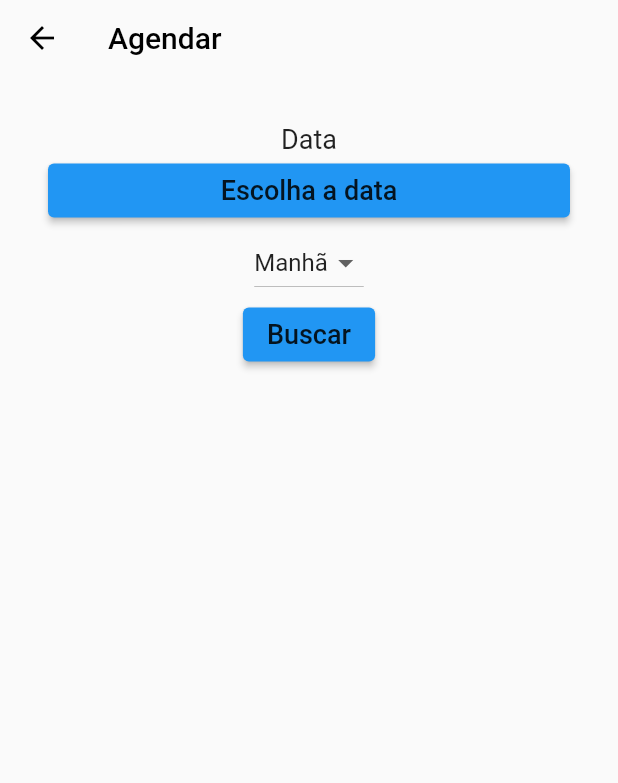
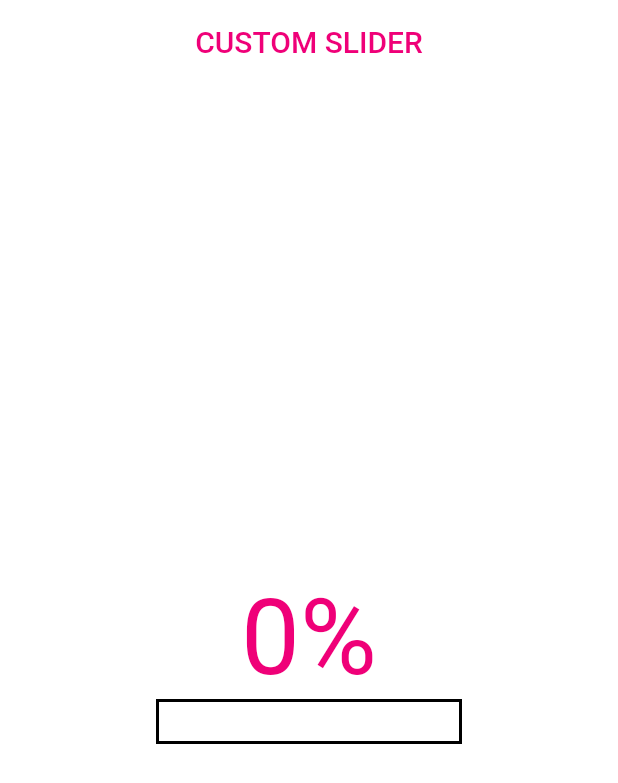
Before and after one commit to jmbessa/INF1300-Flutter, a Flutter app: the SearchScreen screen opened by its route, after a tap on "Buscar", on a phone screen of 412 x 824 dp. Shown: the top 783 px of the screen. Run offline on Flutter 3.47's test engine with Material 2 defaults, Android fonts, the phone set to English and light mode, and no system bars; Roboto replaces fonts that are missing (Helvetica).

Commit message:
SideMenu generico implementado, assim como gestureDetector para abri-lo

```diff
--- /dev/null
+++ b/services_app/lib/profileScreen.dart
@@ -0,0 +1,99 @@
+import 'package:flutter/material.dart';
+import 'themes.dart';
+import 'widgets/sideMenu.dart';
+
+class ProfileScreen extends StatefulWidget {
+  ProfileScreen({Key? key}) : super(key: key);
+  @override
+  _ProfileScreenState createState() => _ProfileScreenState();
+}
+
+class _ProfileScreenState extends State<ProfileScreen> {
+  GlobalKey<ScaffoldState> _scaffoldKey = GlobalKey<ScaffoldState>();
+  Color positiveColor = new Color(0xFFEF0078);
+  Color negativeColor = new Color(0xFFFFFFFF);
+  double percentage = 0;
+
+  double initial = 0;
+
+  @override
+  Widget build(BuildContext context) {
+    return Scaffold(
+        key: _scaffoldKey,
+        endDrawer: SideMenu(),
+        backgroundColor: Colors.white,
+        appBar: AppBar(
+          backgroundColor: Colors.white,
+          elevation: 0,
+          centerTitle: true,
+          title: Text(
+            'CUSTOM SLIDER',
+            style: TextStyle(color: positiveColor),
+          ),
+        ),
+        body: Center(
+            child: Column(
+          mainAxisAlignment: MainAxisAlignment.center,
+          children: <Widget>[
+            new Text(
+              percentage.round().toString() + '%',
+              textAlign: TextAlign.center,
+              style: TextStyle(
+                fontSize: 70,
+                color: positiveColor,
+              ),
+            ),
+            GestureDetector(
+              onPanStart: (DragStartDetails details) {
+                initial = details.globalPosition.dx;
+              },
+              onPanUpdate: (DragUpdateDetails details) {
+                double distance = details.globalPosition.dx - initial;
+                if (distance > -20) _scaffoldKey.currentState?.openEndDrawer();
+                double percentageAddition = distance / 200;
+                setState(() {
+                  percentage = (percentage + percentageAddition).clamp(0, 100);
+                });
+              },
+              onPanEnd: (DragEndDetails details) {
+                initial = 0;
+              },
+              child: CustomSlider(
+                percentage: this.percentage,
+                positiveColor: positiveColor,
+                negativeColor: negativeColor,
+              ),
+            ),
+          ],
+        )));
+  }
+}
+
+class CustomSlider extends StatelessWidget {
+  double totalWidth = 200;
+  double? percentage;
+  Color? positiveColor;
+  Color? negativeColor;
+
+  CustomSlider({this.percentage, this.positiveColor, this.negativeColor});
+
+  @override
+  Widget build(BuildContext context) {
+    return Container(
+      width: totalWidth + 4,
+      height: 30,
+      decoration: BoxDecoration(
+          color: negativeColor,
+          border: Border.all(color: Colors.black, width: 2)),
+      child: Row(
+        mainAxisSize: MainAxisSize.max,
+        children: <Widget>[
+          Container(
+            color: positiveColor,
+            width: (percentage! / 100) * totalWidth,
+          ),
+        ],
+      ),
+    );
+  }
+}
--- a/services_app/lib/searchScreen.dart
+++ b/services_app/lib/searchScreen.dart
@@ -9,7 +9,7 @@ class SearchScreen extends StatefulWidget {
 
 class _SearchScreenState extends State<SearchScreen> {
   DateTime? date;
-  String dropdownValue = 'Manhã';
+  String? dropdownValue;
 
   String getText() {
     if (date == null) {
@@ -38,34 +38,69 @@ class _SearchScreenState extends State<SearchScreen> {
         ),
       ),
       body: Padding(
-        padding: EdgeInsets.all(32),
+        padding: EdgeInsets.all(20),
         child: Column(
           children: [
-            Text("Data", style: defaultTheme.textTheme.bodyText1),
+            Align(
+                alignment: Alignment.centerLeft,
+                child: Text("Data", style: defaultTheme.textTheme.bodyText1)),
             SizedBox(
               width: double.infinity,
               child: ElevatedButton(
                   onPressed: () => pickDate(context),
-                  child:
-                      Text(getText(), style: defaultTheme.textTheme.bodyText1)),
+                  style: ElevatedButton.styleFrom(
+                      primary: Colors.transparent,
+                      shadowColor: Colors.transparent,
+                      side: BorderSide(width: 1)),
+                  child: Align(
+                      alignment: Alignment.centerLeft,
+                      child: Text(
+                        getText(),
+                        style: defaultTheme.textTheme.bodyText2,
+                        textAlign: TextAlign.start,
+                      ))),
             ),
-            DropdownButton<String>(
+            SizedBox(height: 10),
+            Align(
+                alignment: Alignment.centerLeft,
+                child: Text("Turno", style: defaultTheme.textTheme.bodyText1)),
+            SizedBox(
+              width: double.infinity,
+              child: DropdownButtonFormField<String>(
+                isExpanded: true,
                 value: dropdownValue,
+                decoration: InputDecoration(
+                    border: OutlineInputBorder(
+                        borderRadius:
+                            const BorderRadius.all(const Radius.circular(5)))),
                 onChanged: (String? newValue) {
                   setState(() {
                     dropdownValue = newValue!;
                   });
                 },
+                hint: Container(
+                  child: Text(
+                    "Escolha o turno",
+                    textAlign: TextAlign.start,
+                  ),
+                ),
                 items: <String>['Manhã', 'Tarde', 'Noite']
                     .map<DropdownMenuItem<String>>((String value) {
                   return DropdownMenuItem<String>(
                     value: value,
-                  child: Text(value),
+                    child: Container(
+                      child: Text(
+                        value,
+                        textAlign: TextAlign.start,
+                      ),
+                    ),
                   );
                 }).toList(),
               ),
+            ),
+            Spacer(),
             ElevatedButton(
-                onPressed: () => Navigator.pushNamed(context, '/list'),
+                onPressed: () => Navigator.pushNamed(context, '/profile'),
                 child: Text("Buscar", style: defaultTheme.textTheme.bodyText1)),
           ],
         ),
```
Also changed, not shown: services_app/lib/main.dart (+24 -10 lines), services_app/lib/themes.dart (+7 -4 lines), services_app/lib/widgets/sideMenu.dart (added, +50 -0 lines). Lines whose indentation alone changed are shown as unchanged.
